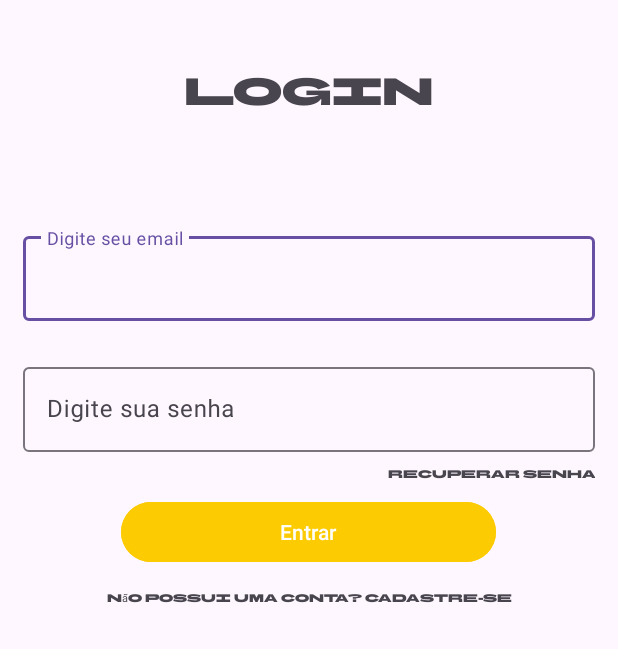
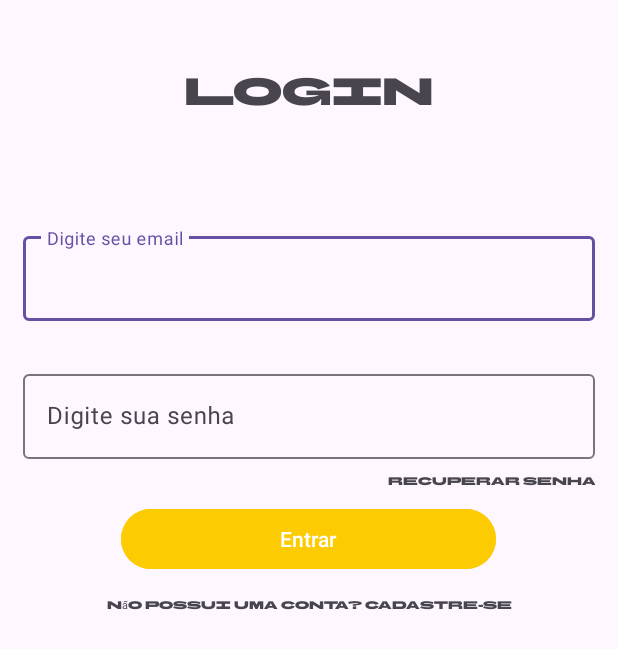
Before and after one commit to ovictorqueiroz/MyApp_12_10, an Android app: the LoginActivity screen opened directly, with no data from a screen before it, on a phone screen of 412 x 824 dp. Shown: the top 649 px of the screen. Run offline under Robolectric (Android 15) with nearby library versions, the phone set to English and light mode, and no system bars.

Commit message:
Iniciando tela de login

```diff
--- a/app/src/main/res/layout/login_layout.xml
+++ b/app/src/main/res/layout/login_layout.xml
@@ -42,7 +42,7 @@
         android:layout_height="wrap_content"
         android:layout_below="@+id/txtInputLayout"
         android:layout_marginHorizontal="15dp"
-        android:layout_marginTop="25dp">
+        android:layout_marginTop="30dp">
 
         <com.google.android.material.textfield.TextInputEditText
             android:id="@+id/passInput"
```
